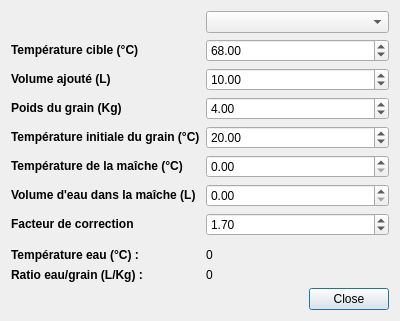
Before: the Qt Designer form outilPaliers.ui in 314r/joliebulle, drawn with Qt 5.
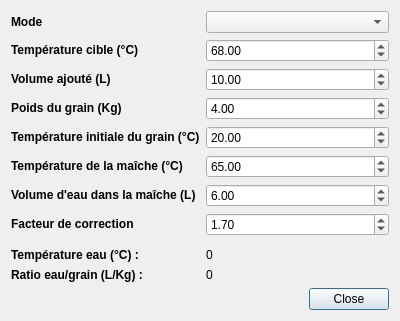
After: the same form once the commit is applied.

Commit message: assistant paliers ok

What changed in the file:
```diff
--- a/outilPaliers.ui
+++ b/outilPaliers.ui
@@ -180,7 +180,11 @@
       <widget class="QComboBox" name="comboBoxPaliers"/>
      </item>
      <item row="6" column="1">
-      <widget class="QDoubleSpinBox" name="doubleSpinBoxMashTemp"/>
+      <widget class="QDoubleSpinBox" name="doubleSpinBoxMashTemp">
+       <property name="value">
+        <double>65.000000000000000</double>
+       </property>
+      </widget>
      </item>
      <item row="7" column="0">
       <widget class="QLabel" name="label_9">
@@ -194,7 +198,22 @@
       </widget>
      </item>
      <item row="7" column="1">
-      <widget class="QDoubleSpinBox" name="doubleSpinBoxStartWater"/>
+      <widget class="QDoubleSpinBox" name="doubleSpinBoxStartWater">
+       <property name="value">
+        <double>6.000000000000000</double>
+       </property>
+      </widget>
+     </item>
+     <item row="1" column="0">
+      <widget class="QLabel" name="label_10">
+       <property name="text">
+        <string>&lt;!DOCTYPE HTML PUBLIC &quot;-//W3C//DTD HTML 4.0//EN&quot; &quot;http://www.w3.org/TR/REC-html40/strict.dtd&quot;&gt;
+&lt;html&gt;&lt;head&gt;&lt;meta name=&quot;qrichtext&quot; content=&quot;1&quot; /&gt;&lt;style type=&quot;text/css&quot;&gt;
+p, li { white-space: pre-wrap; }
+&lt;/style&gt;&lt;/head&gt;&lt;body style=&quot; font-family:'Droid Sans'; font-size:9pt; font-weight:400; font-style:normal;&quot;&gt;
+&lt;p style=&quot; margin-top:0px; margin-bottom:0px; margin-left:0px; margin-right:0px; -qt-block-indent:0; text-indent:0px;&quot;&gt;&lt;span style=&quot; font-weight:600;&quot;&gt;Mode&lt;/span&gt;&lt;/p&gt;&lt;/body&gt;&lt;/html&gt;</string>
+       </property>
+      </widget>
      </item>
     </layout>
    </item>
```
The commit also changes 2 other files.
